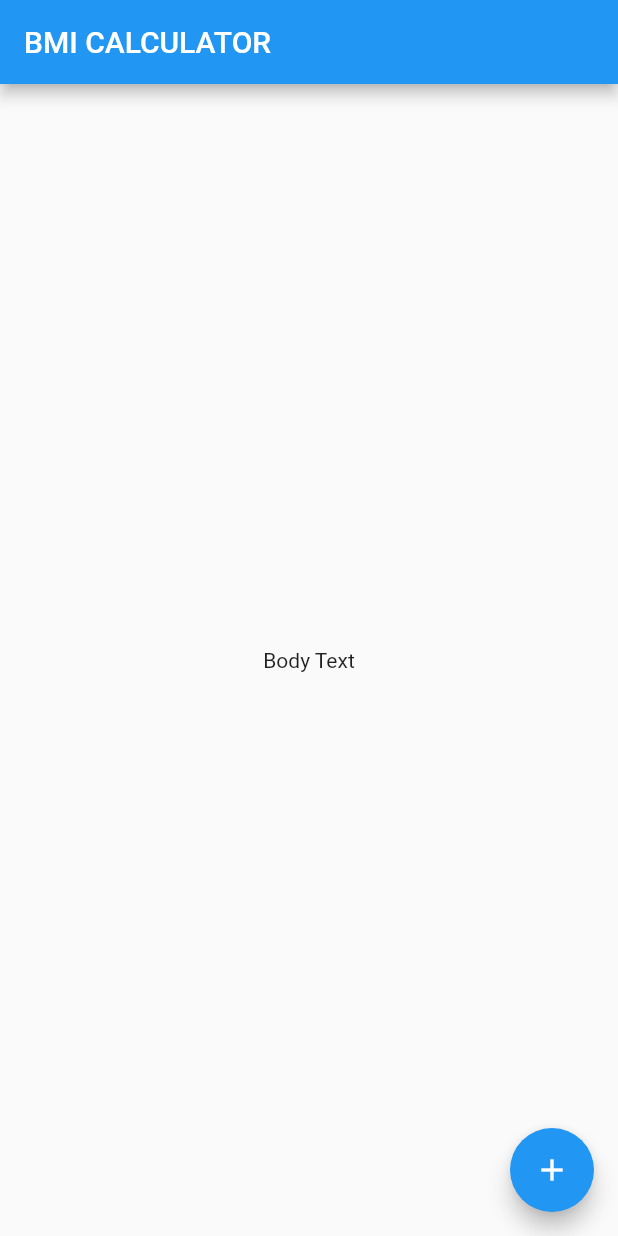
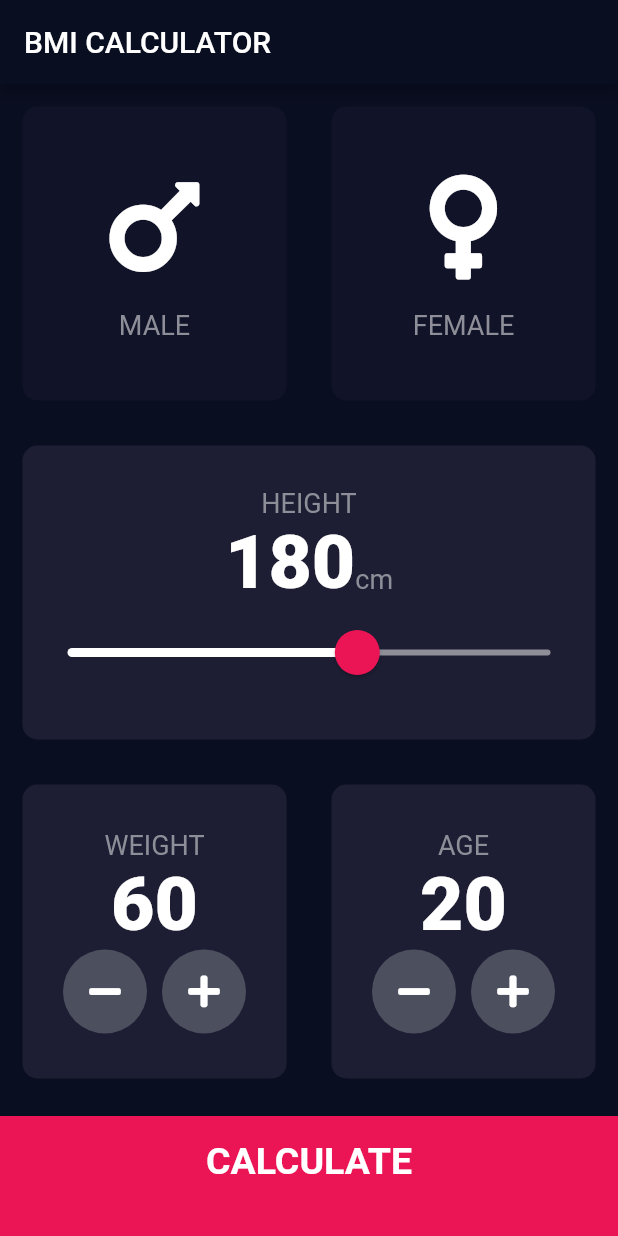
Before and after one commit to sneha-meto/bmi-calculator-flutter, a Flutter app: the screen it shows after launch, on a phone screen of 412 x 824 dp. Run offline on Flutter 3.47's test engine with Material 2 defaults, Android fonts, the phone set to English and light mode, and no system bars; our stand-ins replace font_awesome_flutter.

Commit message:
Adding completed bmi app

```diff
--- /dev/null
+++ b/lib/calculator_brain.dart
@@ -0,0 +1,33 @@
+import 'dart:math';
+
+class CalculatorBrain {
+  final int height;
+  final int weight;
+  double _bmi;
+
+  CalculatorBrain({this.height, this.weight});
+
+  String calculateBMI() {
+    _bmi = weight / pow(height / 100, 2);
+
+    return _bmi.toStringAsFixed(1);
+  }
+
+  String getResult() {
+    if (_bmi >= 25)
+      return ('overweight');
+    else if (_bmi > 18.5)
+      return ('normal');
+    else
+      return ('underweight');
+  }
+
+  String getInterpretation() {
+    if (_bmi >= 25)
+      return ('Hmm.. looks like you should hit the gym.');
+    else if (_bmi > 18.5)
+      return ('You are in good shape, good job!');
+    else
+      return ('Try a few cheese burgers!');
+  }
+}
--- /dev/null
+++ b/lib/components/bottom_button.dart
@@ -0,0 +1,28 @@
+import 'package:flutter/material.dart';
+import '../constants.dart';
+
+class BottomButton extends StatelessWidget {
+  final String buttonTitle;
+  final Function onTap;
+
+  const BottomButton({this.buttonTitle, this.onTap});
+
+  @override
+  Widget build(BuildContext context) {
+    return GestureDetector(
+      onTap: onTap,
+      child: Container(
+        child: Center(
+            child: Text(
+          buttonTitle,
+          style: kLargeButtonTextStyle,
+        )),
+        margin: EdgeInsets.only(top: 10.0),
+        color: kBottomContainerColor,
+        padding: EdgeInsets.only(bottom: 20.0),
+        width: double.infinity,
+        height: 80.0,
+      ),
+    );
+  }
+}
--- /dev/null
+++ b/lib/components/gender_card.dart
@@ -0,0 +1,28 @@
+import 'package:flutter/material.dart';
+import '../constants.dart';
+
+class GenderCard extends StatelessWidget {
+  final IconData icon;
+  final String label;
+  GenderCard({this.icon, this.label});
+
+  @override
+  Widget build(BuildContext context) {
+    return Column(
+      mainAxisAlignment: MainAxisAlignment.center,
+      children: <Widget>[
+        Icon(
+          icon,
+          size: 80.0,
+        ),
+        SizedBox(
+          height: 15.0,
+        ),
+        Text(
+          label,
+          style: kLabelTextStyle,
+        )
+      ],
+    );
+  }
+}
--- /dev/null
+++ b/lib/components/reusable_card.dart
@@ -0,0 +1,21 @@
+import 'package:flutter/material.dart';
+
+class ReusableCard extends StatelessWidget {
+  final Color colour;
+  final Widget cardChild;
+  final Function onPress;
+  ReusableCard({@required this.colour, this.cardChild, this.onPress});
+
+  @override
+  Widget build(BuildContext context) {
+    return GestureDetector(
+      onTap: onPress,
+      child: Container(
+        child: cardChild,
+        margin: EdgeInsets.all(15.0),
+        decoration: BoxDecoration(
+            color: colour, borderRadius: BorderRadius.circular(10.0)),
+      ),
+    );
+  }
+}
--- /dev/null
+++ b/lib/components/round_icon_button.dart
@@ -0,0 +1,19 @@
+import 'package:flutter/material.dart';
+import '../constants.dart';
+
+class RoundIconButton extends StatelessWidget {
+  RoundIconButton({@required this.icon, @required this.onPress});
+
+  final IconData icon;
+  final Function onPress;
+  @override
+  Widget build(BuildContext context) {
+    return RawMaterialButton(
+        elevation: 0.0,
+        child: Icon(icon),
+        onPressed: onPress,
+        fillColor: kRoundButtonColor,
+        constraints: BoxConstraints.tightFor(height: 56.0, width: 56.0),
+        shape: CircleBorder());
+  }
+}
--- /dev/null
+++ b/lib/constants.dart
@@ -0,0 +1,33 @@
+import 'package:flutter/material.dart';
+
+const kBottomContainerHeight = 80.0;
+const kActiveCardColor = Color(0xFF1D1E33);
+const kInactiveCardColor = Color(0xFF111328);
+const kBottomContainerColor = Color(0xFFEB1555);
+const kSliderInactiveColor = Color(0xFF8D8E98);
+const kRoundButtonColor = Color(0xFF4C4F5E);
+
+const kLabelTextStyle = TextStyle(
+  fontSize: 18.0,
+  color: Color(0xFF8D8E98),
+);
+
+const kNumberValueTextStyle =
+    TextStyle(fontSize: 50.0, fontWeight: FontWeight.w900);
+
+const kResultTitleTextStyle =
+    TextStyle(fontSize: 40.0, fontWeight: FontWeight.bold);
+const kResultValueTextStyle =
+    TextStyle(fontSize: 100.0, fontWeight: FontWeight.w900);
+
+const kLargeButtonTextStyle =
+    TextStyle(fontSize: 25.0, fontWeight: FontWeight.bold);
+
+const kResultTextStyle = TextStyle(
+  fontSize: 25.0,
+  fontWeight: FontWeight.bold,
+  color: Color(0xFF24D876),
+);
+const kResultStringTextStyle = TextStyle(
+  fontSize: 22.0,
+);
--- a/lib/main.dart
+++ b/lib/main.dart
@@ -1,4 +1,5 @@
 import 'package:flutter/material.dart';
+import 'screens/input_page.dart';
 
 void main() => runApp(BMICalculator());
 
@@ -6,29 +7,11 @@ class BMICalculator extends StatelessWidget {
   @override
   Widget build(BuildContext context) {
     return MaterialApp(
+      theme: ThemeData.dark().copyWith(
+        primaryColor: Color(0xFF0A0E21),
+        scaffoldBackgroundColor: Color(0xFF0A0E21),
+      ),
       home: InputPage(),
     );
   }
 }
-
-class InputPage extends StatefulWidget {
-  @override
-  _InputPageState createState() => _InputPageState();
-}
-
-class _InputPageState extends State<InputPage> {
-  @override
-  Widget build(BuildContext context) {
-    return Scaffold(
-      appBar: AppBar(
-        title: Text('BMI CALCULATOR'),
-      ),
-      body: Center(
-        child: Text('Body Text'),
-      ),
-      floatingActionButton: FloatingActionButton(
-        child: Icon(Icons.add),
-      ),
-    );
-  }
-}
--- /dev/null
+++ b/lib/screens/input_page.dart
@@ -0,0 +1,230 @@
+import 'package:bmi_calculator/calculator_brain.dart';
+import 'package:bmi_calculator/screens/results_page.dart';
+import 'package:flutter/material.dart';
+import '../components/gender_card.dart';
+import '../components/reusable_card.dart';
+import 'package:font_awesome_flutter/font_awesome_flutter.dart';
+import '../constants.dart';
+import 'results_page.dart';
+import '../components/bottom_button.dart';
+import '../components/round_icon_button.dart';
+
+enum GenderType { male, female }
+
+class InputPage extends StatefulWidget {
+  @override
+  _InputPageState createState() => _InputPageState();
+}
+
+class _InputPageState extends State<InputPage> {
+  GenderType gender;
+  int height = 180;
+  int weight = 60;
+  int age = 20;
+
+  @override
+  Widget build(BuildContext context) {
+    return Scaffold(
+        appBar: AppBar(
+          title: Text('BMI CALCULATOR'),
+        ),
+        body: Column(
+          //cross stretch if needed
+          children: <Widget>[
+            Expanded(
+              child: Row(
+                children: <Widget>[
+                  Expanded(
+                    child: ReusableCard(
+                      onPress: () {
+                        setState(() {
+                          gender = GenderType.male;
+                        });
+                      },
+                      cardChild: GenderCard(
+                        icon: FontAwesomeIcons.mars,
+                        label: 'MALE',
+                      ),
+                      colour: gender == GenderType.male
+                          ? kActiveCardColor
+                          : kInactiveCardColor,
+                    ),
+                  ),
+                  Expanded(
+                      child: ReusableCard(
+                    onPress: () {
+                      setState(() {
+                        gender = GenderType.female;
+                      });
+                    },
+                    cardChild: GenderCard(
+                      icon: FontAwesomeIcons.venus,
+                      label: 'FEMALE',
+                    ),
+                    colour: gender == GenderType.female
+                        ? kActiveCardColor
+                        : kInactiveCardColor,
+                  ))
+                ],
+              ),
+            ),
+            Expanded(
+              child: ReusableCard(
+                colour: kActiveCardColor,
+                cardChild: Column(
+                  mainAxisAlignment: MainAxisAlignment.center,
+                  children: <Widget>[
+                    Text(
+                      'HEIGHT',
+                      style: kLabelTextStyle,
+                    ),
+                    Row(
+                      mainAxisAlignment: MainAxisAlignment.center,
+                      crossAxisAlignment: CrossAxisAlignment.baseline,
+                      textBaseline: TextBaseline.alphabetic,
+                      children: <Widget>[
+                        Text(
+                          height.toString(),
+                          style: kNumberValueTextStyle,
+                        ),
+                        Text(
+                          'cm',
+                          style: kLabelTextStyle,
+                        )
+                      ],
+                    ),
+                    SliderTheme(
+                      data: SliderTheme.of(context).copyWith(
+                          inactiveTrackColor: kSliderInactiveColor,
+                          thumbColor: kBottomContainerColor,
+                          activeTrackColor: Colors.white,
+                          overlayColor: Color(0x29EB1555),
+                          overlayShape:
+                              RoundSliderOverlayShape(overlayRadius: 30.0),
+                          thumbShape:
+                              RoundSliderThumbShape(enabledThumbRadius: 15.0)),
+                      child: Slider(
+                        value: height.toDouble(),
+                        min: 120,
+                        max: 220,
+                        onChanged: (double newValue) {
+                          setState(() {
+                            height = newValue.round();
+                          });
+                        },
+                      ),
+                    ),
+                  ],
+                ),
+              ),
+            ),
+            Expanded(
+              child: Row(
+                children: <Widget>[
+                  Expanded(
+                    child: ReusableCard(
+                      cardChild: Column(
+                        mainAxisAlignment: MainAxisAlignment.center,
+                        children: <Widget>[
+                          Text(
+                            'WEIGHT',
+                            style: kLabelTextStyle,
+                          ),
+                          Text(
+                            weight.toString(),
+                            style: kNumberValueTextStyle,
+                          ),
+                          Row(
+                            mainAxisAlignment: MainAxisAlignment.center,
+                            children: <Widget>[
+                              RoundIconButton(
+                                icon: FontAwesomeIcons.minus,
+                                onPress: () {
+                                  setState(() {
+                                    weight--;
+                                  });
+                                },
+                              ),
+                              SizedBox(
+                                width: 10.0,
+                              ),
+                              RoundIconButton(
+                                icon: FontAwesomeIcons.plus,
+                                onPress: () {
+                                  setState(() {
+                                    weight++;
+                                  });
+                                },
+                              )
+                            ],
+                          )
+                        ],
+                      ),
+                      colour: kActiveCardColor,
+                    ),
+                  ),
+                  Expanded(
+                    child: ReusableCard(
+                      cardChild: Column(
+                        mainAxisAlignment: MainAxisAlignment.center,
+                        children: <Widget>[
+                          Text(
+                            'AGE',
+                            style: kLabelTextStyle,
+                          ),
+                          Text(
+                            age.toString(),
+                            style: kNumberValueTextStyle,
+                          ),
+                          Row(
+                            mainAxisAlignment: MainAxisAlignment.center,
+                            children: <Widget>[
+                              RoundIconButton(
+                                icon: FontAwesomeIcons.minus,
+                                onPress: () {
+                                  setState(() {
+                                    age--;
+                                  });
+                                },
+                              ),
+                              SizedBox(
+                                width: 10.0,
+                              ),
+                              RoundIconButton(
+                                icon: FontAwesomeIcons.plus,
+                                onPress: () {
+                                  setState(() {
+                                    age++;
+                                  });
+                                },
+                              )
+                            ],
+                          )
+                        ],
+                      ),
+                      colour: kActiveCardColor,
+                    ),
+                  )
+                ],
+              ),
+            ),
+            BottomButton(
+                buttonTitle: 'CALCULATE',
+                onTap: () {
+                  CalculatorBrain calc =
+                      CalculatorBrain(height: height, weight: weight);
+
+                  Navigator.push(
+                      context,
+                      MaterialPageRoute(
+                        builder: (context) => ResultsPage(
+                          bmiValue: calc.calculateBMI(),
+                          interpretation: calc.getInterpretation(),
+                          result: calc.getResult(),
+                        ),
+                      ));
+                }),
+          ],
+        ));
+  }
+}
--- a/pubspec.yaml
+++ b/pubspec.yaml
@@ -11,6 +11,7 @@ dependencies:
     sdk: flutter
 
   cupertino_icons: ^0.1.2
+  font_awesome_flutter: ^8.7.0
 
 dev_dependencies:
   flutter_test:
```
Also changed, not shown: lib/screens/results_page.dart (added, +69 -0 lines), 1 other file.
